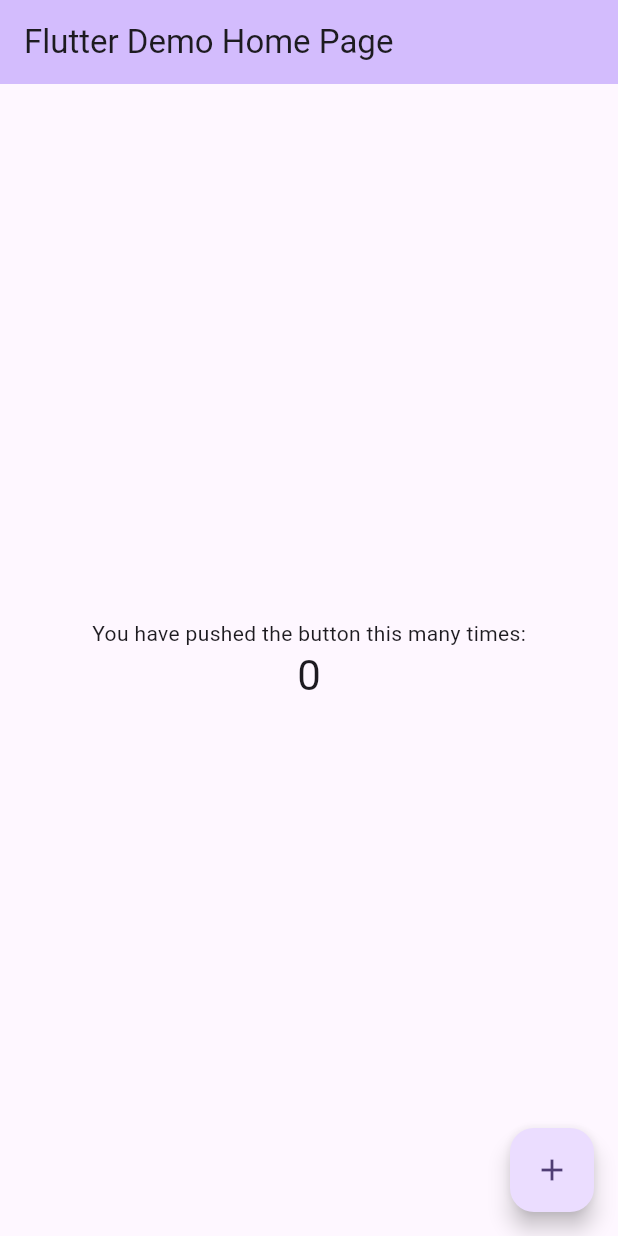
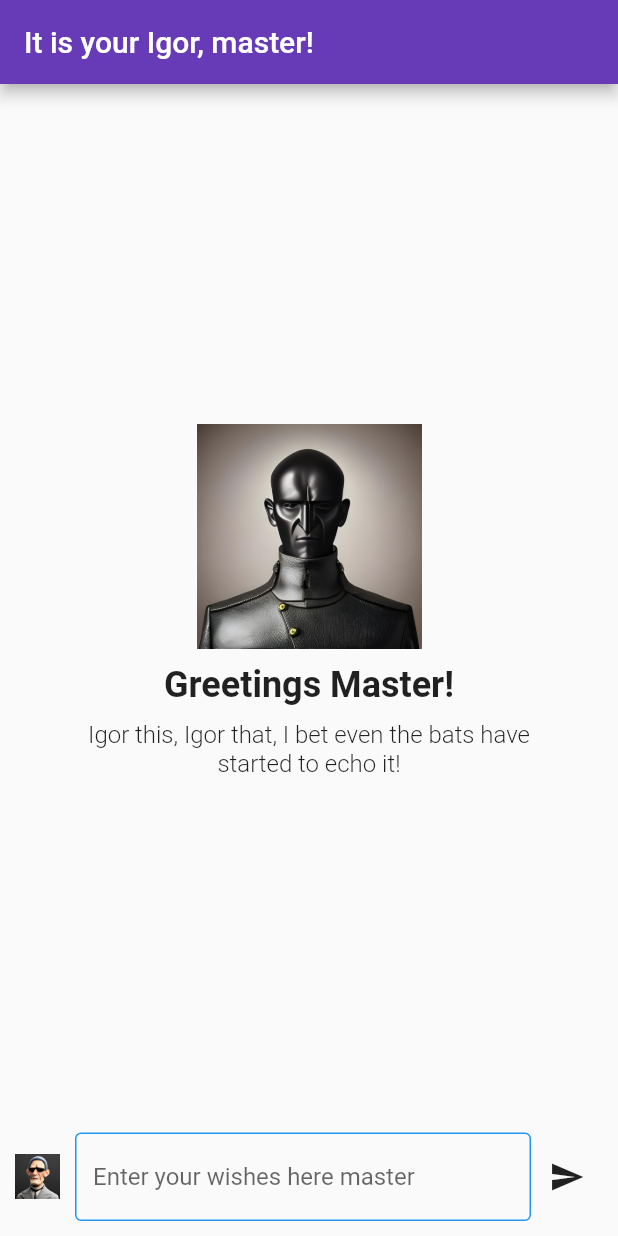
Before and after one commit to themaxut/igor, a Flutter app: the screen it shows after launch, on a phone screen of 412 x 824 dp. Run offline on Flutter 3.47's test engine with Material 2 defaults, Android fonts, the phone set to English and light mode, and no system bars.

Commit message:
placeholder main screen

```diff
--- a/lib/main.dart
+++ b/lib/main.dart
@@ -1,125 +1,102 @@
 import 'package:flutter/material.dart';
 
 void main() {
-  runApp(const MyApp());
+  runApp(ChatApp());
 }
 
-class MyApp extends StatelessWidget {
-  const MyApp({super.key});
-
-  // This widget is the root of your application.
+class ChatApp extends StatelessWidget {
   @override
   Widget build(BuildContext context) {
     return MaterialApp(
-      title: 'Flutter Demo',
+      title: 'Igor',
       theme: ThemeData(
-        // This is the theme of your application.
-        //
-        // TRY THIS: Try running your application with "flutter run". You'll see
-        // the application has a blue toolbar. Then, without quitting the app,
-        // try changing the seedColor in the colorScheme below to Colors.green
-        // and then invoke "hot reload" (save your changes or press the "hot
-        // reload" button in a Flutter-supported IDE, or press "r" if you used
-        // the command line to start the app).
-        //
-        // Notice that the counter didn't reset back to zero; the application
-        // state is not lost during the reload. To reset the state, use hot
-        // restart instead.
-        //
-        // This works for code too, not just values: Most code changes can be
-        // tested with just a hot reload.
-        colorScheme: ColorScheme.fromSeed(seedColor: Colors.deepPurple),
-        useMaterial3: true,
+        primarySwatch: Colors.deepPurple,
       ),
-      home: const MyHomePage(title: 'Flutter Demo Home Page'),
-    );
-  }
-}
-
-class MyHomePage extends StatefulWidget {
-  const MyHomePage({super.key, required this.title});
-
-  // This widget is the home page of your application. It is stateful, meaning
-  // that it has a State object (defined below) that contains fields that affect
-  // how it looks.
-
-  // This class is the configuration for the state. It holds the values (in this
-  // case the title) provided by the parent (in this case the App widget) and
-  // used by the build method of the State. Fields in a Widget subclass are
-  // always marked "final".
-
-  final String title;
-
-  @override
-  State<MyHomePage> createState() => _MyHomePageState();
-}
-
-class _MyHomePageState extends State<MyHomePage> {
-  int _counter = 0;
-
-  void _incrementCounter() {
-    setState(() {
-      // This call to setState tells the Flutter framework that something has
-      // changed in this State, which causes it to rerun the build method below
-      // so that the display can reflect the updated values. If we changed
-      // _counter without calling setState(), then the build method would not be
-      // called again, and so nothing would appear to happen.
-      _counter++;
-    });
-  }
-
-  @override
-  Widget build(BuildContext context) {
-    // This method is rerun every time setState is called, for instance as done
-    // by the _incrementCounter method above.
-    //
-    // The Flutter framework has been optimized to make rerunning build methods
-    // fast, so that you can just rebuild anything that needs updating rather
-    // than having to individually change instances of widgets.
-    return Scaffold(
-      appBar: AppBar(
-        // TRY THIS: Try changing the color here to a specific color (to
-        // Colors.amber, perhaps?) and trigger a hot reload to see the AppBar
-        // change color while the other colors stay the same.
-        backgroundColor: Theme.of(context).colorScheme.inversePrimary,
-        // Here we take the value from the MyHomePage object that was created by
-        // the App.build method, and use it to set our appbar title.
-        title: Text(widget.title),
-      ),
-      body: Center(
-        // Center is a layout widget. It takes a single child and positions it
-        // in the middle of the parent.
-        child: Column(
-          // Column is also a layout widget. It takes a list of children and
-          // arranges them vertically. By default, it sizes itself to fit its
-          // children horizontally, and tries to be as tall as its parent.
-          //
-          // Column has various properties to control how it sizes itself and
-          // how it positions its children. Here we use mainAxisAlignment to
-          // center the children vertically; the main axis here is the vertical
-          // axis because Columns are vertical (the cross axis would be
-          // horizontal).
-          //
-          // TRY THIS: Invoke "debug painting" (choose the "Toggle Debug Paint"
-          // action in the IDE, or press "p" in the console), to see the
-          // wireframe for each widget.
-          mainAxisAlignment: MainAxisAlignment.center,
+      home: Scaffold(
+        appBar: AppBar(
+          title: const Text('It is your Igor, master!'),
+          //TODO: add Logout button
+        ),
+        body: Column(
           children: <Widget>[
-            const Text(
-              'You have pushed the button this many times:',
+            Expanded(
+              child: Center(
+                child: Column(
+                  mainAxisAlignment: MainAxisAlignment.center,
+                  children: [
+                    Image.asset(
+                      'assets/images/igor-main.png',
+                      height: 150,
+                      width: 150,
+                    ),
+                    const Padding(
+                      padding: EdgeInsets.symmetric(
+                        vertical: 10,
+                      ),
+                      child: Text(
+                        'Greetings Master!',
+                        style: TextStyle(
+                          fontSize: 24,
+                          fontWeight: FontWeight.bold,
+                        ),
+                      ),
+                    ),
+                    const Padding(
+                      padding: EdgeInsets.symmetric(horizontal: 50),
+                      child: Text(
+                        'Igor this, Igor that, I bet even the bats have started to echo it!',
+                        style: TextStyle(
+                          fontSize: 16,
+                          fontWeight: FontWeight.w300,
+                        ),
+                        textAlign: TextAlign.center,
+                      ),
+                    ),
+                  ],
+                ),
+              ),
             ),
-            Text(
-              '$_counter',
-              style: Theme.of(context).textTheme.headlineMedium,
+            Container(
+              padding: const EdgeInsets.symmetric(horizontal: 10, vertical: 10),
+              child: Row(
+                children: [
+                  Image.asset(
+                    'assets/images/igor-2.png',
+                    height: 30,
+                    width: 30,
+                  ),
+                  const SizedBox(width: 10),
+                  const Expanded(
+                    child: TextField(
+                      decoration: InputDecoration(
+                        border: OutlineInputBorder(
+                          borderSide:
+                              BorderSide(color: Colors.blue, width: 1.0),
+                        ),
+                        enabledBorder: OutlineInputBorder(
+                          borderSide:
+                              BorderSide(color: Colors.blue, width: 1.0),
+                        ),
+                        focusedBorder: OutlineInputBorder(
+                          borderSide:
+                              BorderSide(color: Colors.blue, width: 2.0),
+                        ),
+                        hintText: 'Enter your wishes here master',
+                      ),
+                    ),
+                  ),
+                  IconButton(
+                    onPressed: () {
+                      //TODO: Add send logic here
+                    },
+                    icon: const Icon(Icons.send),
+                  ),
+                ],
+              ),
             ),
           ],
         ),
       ),
-      floatingActionButton: FloatingActionButton(
-        onPressed: _incrementCounter,
-        tooltip: 'Increment',
-        child: const Icon(Icons.add),
-      ), // This trailing comma makes auto-formatting nicer for build methods.
     );
   }
 }
--- a/pubspec.yaml
+++ b/pubspec.yaml
@@ -59,9 +59,9 @@ flutter:
   uses-material-design: true
 
   # To add assets to your application, add an assets section, like this:
-  # assets:
-  #   - images/a_dot_burr.jpeg
-  #   - images/a_dot_ham.jpeg
+  assets:
+    - assets/images/igor-main.png
+    - assets/images/igor-2.png
 
   # An image asset can refer to one or more resolution-specific "variants", see
   # https://flutter.dev/assets-and-images/#resolution-aware
```
Also changed, not shown: assets/images/igor-2.png (added), assets/images/igor-main.png (added).
